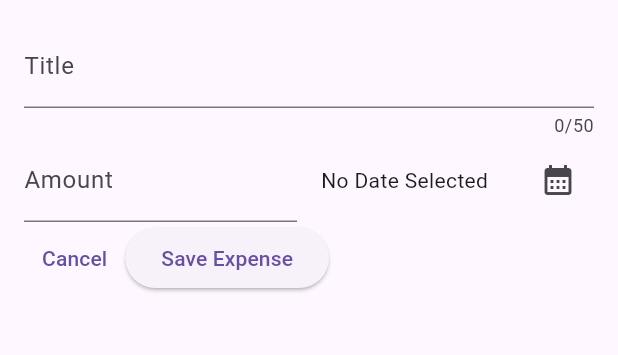
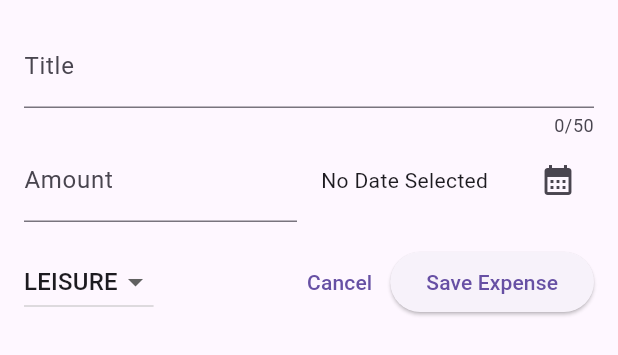
Before and after one commit to hazemkataie/expense_tracker_app_flutter, a Flutter app: the NewExpense widget shown alone on an empty page, opened directly, on a phone screen of 412 x 824 dp. Shown: the top 355 px of the screen. Run offline on Flutter 3.47's test engine with Material 3 defaults, Android fonts, the phone set to English and light mode, and no system bars.

Commit message:
Add category selection dropdown to NewExpense widget

```diff
--- a/lib/widgets/new_expense.dart
+++ b/lib/widgets/new_expense.dart
@@ -14,6 +14,7 @@ class _NewExpenseState extends State<NewExpense> {
   final _titleController = TextEditingController();
   final _amountController = TextEditingController();
   DateTime? _selectedDate;
+  Category _selectedCategory = Category.leisure;
 
   void _presentDatePicker() async {
     final now = DateTime.now();
@@ -80,8 +81,30 @@ class _NewExpenseState extends State<NewExpense> {
               ),
             ],
           ),
+          const SizedBox(height: 16),
           Row(
             children: [
+              DropdownButton(
+                value: _selectedCategory,
+                items:
+                    Category.values
+                        .map(
+                          (category) => DropdownMenuItem(
+                            value: category,
+                            child: Text(category.name.toUpperCase()),
+                          ),
+                        )
+                        .toList(),
+                onChanged: (value) {
+                  if (value == null) {
+                    return;
+                  }
+                  setState(() {
+                    _selectedCategory = value;
+                  });
+                },
+              ),
+              const Spacer(),
               TextButton(
                 onPressed: () {
                   Navigator.pop(context);
@@ -96,7 +119,6 @@ class _NewExpenseState extends State<NewExpense> {
                 },
                 child: const Text('Save Expense'),
               ),
-              // const SizedBox(width: 16),
             ],
           ),
         ],
```
